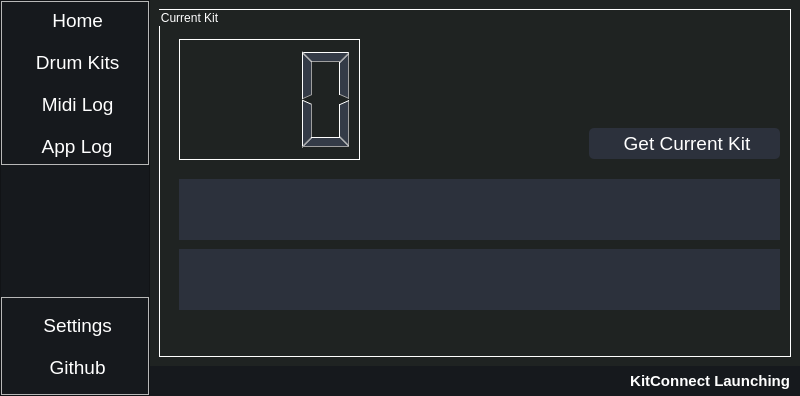
Old version of the form resources/ui/MainWindow.ui in the repository chillfactor032/kitconnect.
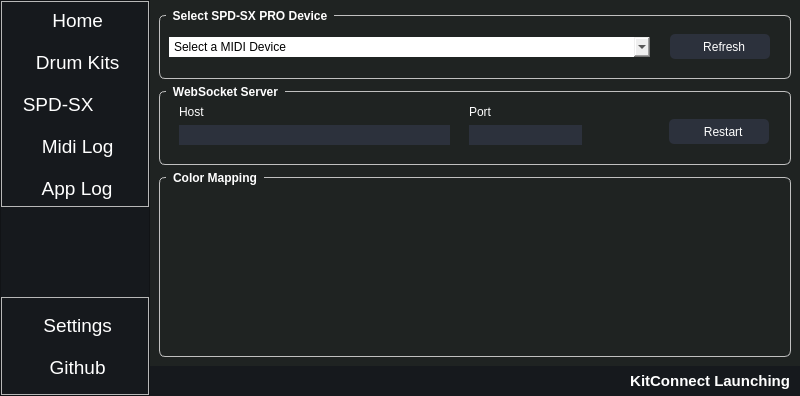
New version of the form. Icons and pictures are not drawn.

The edit to the form file:
```diff
--- a/resources/ui/MainWindow.ui
+++ b/resources/ui/MainWindow.ui
@@ -58,7 +58,7 @@
 	text-align: left;
 	border: none;
 	padding: 5px 0px 5px 0px;
-	border-radius: 10px;
+	border-radius: 5px;
 }
 
 #menuFrame QToolButton:hover {
@@ -89,6 +89,18 @@
 	padding: 0px 0px 0px 5px;
 }
 
+#spdxWidget {
+	background-color: #1f2322;
+}
+
+#spdxWidget QToolButton {
+	background-color: #2c313c;
+	color: #fff;
+	border-radius: 5px;
+	/*border: none;*/
+	padding: 0px 0px 0px 5px;
+}
+
 #kitsWidget {
 	background-color: #1f2322;
 }
@@ -297,6 +309,31 @@
             </property>
            </widget>
           </item>
+          <item>
+           <widget class="QToolButton" name="spdxMenuButton">
+            <property name="font">
+             <font>
+              <pointsize>14</pointsize>
+             </font>
+            </property>
+            <property name="text">
+             <string> SPD-SX</string>
+            </property>
+            <property name="icon">
+             <iconset resource="../../Resources.qrc">
+              <normaloff>:/resources/img/icons/table.svg</normaloff>:/resources/img/icons/table.svg</iconset>
+            </property>
+            <property name="iconSize">
+             <size>
+              <width>24</width>
+              <height>24</height>
+             </size>
+            </property>
+            <property name="toolButtonStyle">
+             <enum>Qt::ToolButtonTextBesideIcon</enum>
+            </property>
+           </widget>
+          </item>
           <item>
            <widget class="QToolButton" name="midiLogMenuButton">
             <property name="sizePolicy">
@@ -523,7 +560,7 @@
              <number>2</number>
             </property>
             <property name="currentIndex">
-             <number>0</number>
+             <number>1</number>
             </property>
             <widget class="QWidget" name="homeWidget">
              <property name="sizePolicy">
@@ -545,6 +582,20 @@
                  <string notr="true">QGroupBox{
 	border: 1px solid white;
 	color: #ffffff;
+}
+
+QGroupBox::title {
+    subcontrol-origin: margin;
+    left: 7px;
+	top: -10ox;
+    padding: 0px 5px 0px 5px;
+}
+
+QGroupBox {
+    font: bold;
+    border: 1px solid silver;
+    border-radius: 6px;
+    margin-top: 6px;
 }</string>
                 </property>
                 <property name="title">
@@ -594,51 +645,11 @@
                   <bool>true</bool>
                  </property>
                 </widget>
-                <widget class="QGroupBox" name="groupBox">
-                 <property name="geometry">
-                  <rect>
-                   <x>20</x>
-                   <y>30</y>
-                   <width>181</width>
-                   <height>121</height>
-                  </rect>
-                 </property>
-                 <property name="title">
-                  <string/>
-                 </property>
-                 <widget class="QLCDNumber" name="kitLCD">
-                  <property name="geometry">
-                   <rect>
-                    <x>0</x>
-                    <y>0</y>
-                    <width>181</width>
-                    <height>121</height>
-                   </rect>
-                  </property>
-                  <property name="styleSheet">
-                   <string notr="true">QLCDNumber {
-	color: #343b47;
-}</string>
-                  </property>
-                  <property name="midLineWidth">
-                   <number>0</number>
-                  </property>
-                  <property name="digitCount">
-                   <number>3</number>
-                  </property>
-                  <property name="mode">
-                   <enum>QLCDNumber::Dec</enum>
-                  </property>
-                  <property name="segmentStyle">
-                   <enum>QLCDNumber::Filled</enum>
-                  </property>
-                 </widget>
-                </widget>
                 <widget class="QToolButton" name="refreshKitDataButton">
                  <property name="geometry">
                   <rect>
                    <x>430</x>
-                   <y>119</y>
+                   <y>310</y>
                    <width>191</width>
                    <height>31</height>
                   </rect>
@@ -682,6 +693,301 @@
                   <enum>Qt::ToolButtonTextBesideIcon</enum>
                  </property>
                 </widget>
+                <widget class="QGroupBox" name="obsGroupBox">
+                 <property name="geometry">
+                  <rect>
+                   <x>20</x>
+                   <y>30</y>
+                   <width>591</width>
+                   <height>121</height>
+                  </rect>
+                 </property>
+                 <property name="styleSheet">
+                  <string notr="true">QGroupBox::title {
+    subcontrol-origin: margin;
+    left: 7px;
+	top: -10ox;
+    padding: 0px 5px 0px 5px;
+}
+
+QGroupBox {
+    font: bold;
+    border: 1px solid silver;
+    border-radius: 6px;
+    margin-top: 6px;
+}</string>
+                 </property>
+                 <property name="title">
+                  <string>OBS Source</string>
+                 </property>
+                 <layout class="QGridLayout" name="gridLayout_3">
+                  <item row="0" column="0">
+                   <widget class="QLabel" name="obs_src_label">
+                    <property name="font">
+                     <font>
+                      <pointsize>20</pointsize>
+                     </font>
+                    </property>
+                    <property name="text">
+                     <string/>
+                    </property>
+                   </widget>
+                  </item>
+                 </layout>
+                </widget>
+               </widget>
+              </item>
+             </layout>
+            </widget>
+            <widget class="QWidget" name="spdxWidget">
+             <layout class="QVBoxLayout" name="verticalLayout_14">
+              <item>
+               <widget class="QGroupBox" name="spdxDeviceGroupBox">
+                <property name="sizePolicy">
+                 <sizepolicy hsizetype="MinimumExpanding" vsizetype="Fixed">
+                  <horstretch>0</horstretch>
+                  <verstretch>0</verstretch>
+                 </sizepolicy>
+                </property>
+                <property name="minimumSize">
+                 <size>
+                  <width>0</width>
+                  <height>70</height>
+                 </size>
+                </property>
+                <property name="styleSheet">
+                 <string notr="true">QGroupBox{
+	border: 1px solid white;
+	color: #ffffff;
+}
+
+QGroupBox::title {
+    subcontrol-origin: margin;
+    left: 7px;
+	top: -10ox;
+    padding: 0px 5px 0px 5px;
+}
+
+QGroupBox {
+    font: bold;
+    border: 1px solid silver;
+    border-radius: 6px;
+    margin-top: 6px;
+}</string>
+                </property>
+                <property name="title">
+                 <string>Select SPD-SX PRO Device</string>
+                </property>
+                <layout class="QHBoxLayout" name="horizontalLayout_6">
+                 <property name="spacing">
+                  <number>20</number>
+                 </property>
+                 <property name="rightMargin">
+                  <number>20</number>
+                 </property>
+                 <item>
+                  <widget class="QComboBox" name="spdxDeviceComboBox">
+                   <property name="sizePolicy">
+                    <sizepolicy hsizetype="MinimumExpanding" vsizetype="Fixed">
+                     <horstretch>0</horstretch>
+                     <verstretch>0</verstretch>
+                    </sizepolicy>
+                   </property>
+                   <property name="minimumSize">
+                    <size>
+                     <width>400</width>
+                     <height>20</height>
+                    </size>
+                   </property>
+                   <item>
+                    <property name="text">
+                     <string>Select a MIDI Device</string>
+                    </property>
+                   </item>
+                  </widget>
+                 </item>
+                 <item>
+                  <widget class="QToolButton" name="refreshSPDXDevicesButton">
+                   <property name="minimumSize">
+                    <size>
+                     <width>100</width>
+                     <height>25</height>
+                    </size>
+                   </property>
+                   <property name="styleSheet">
+                    <string notr="true">QToolButton {
+	border-width: 1px;
+	border-width: 1px;
+	border-width: 1px;
+ 	border-radius: 5px;
+}
+
+QToolButton:pressed
+{
+	border-style:solid;
+	border-width:1px;
+	border-color: #ffffff;
+	margin-left: 3px;
+	margin-top: 3px;
+}</string>
+                   </property>
+                   <property name="text">
+                    <string> Refresh</string>
+                   </property>
+                   <property name="icon">
+                    <iconset resource="../../Resources.qrc">
+                     <normaloff>:/resources/img/icons/refresh-cw.svg</normaloff>:/resources/img/icons/refresh-cw.svg</iconset>
+                   </property>
+                   <property name="toolButtonStyle">
+                    <enum>Qt::ToolButtonTextBesideIcon</enum>
+                   </property>
+                  </widget>
+                 </item>
+                </layout>
+               </widget>
+              </item>
+              <item>
+               <widget class="QGroupBox" name="groupBox">
+                <property name="sizePolicy">
+                 <sizepolicy hsizetype="MinimumExpanding" vsizetype="Fixed">
+                  <horstretch>0</horstretch>
+                  <verstretch>0</verstretch>
+                 </sizepolicy>
+                </property>
+                <property name="minimumSize">
+                 <size>
+                  <width>0</width>
+                  <height>80</height>
+                 </size>
+                </property>
+                <property name="styleSheet">
+                 <string notr="true">QGroupBox{
+	border: 1px solid white;
+	color: #ffffff;
+}
+
+QGroupBox::title {
+    subcontrol-origin: margin;
+    left: 7px;
+	top: -10ox;
+    padding: 0px 5px 0px 5px;
+}
+
+QGroupBox {
+    font: bold;
+    border: 1px solid silver;
+    border-radius: 6px;
+    margin-top: 6px;
+}</string>
+                </property>
+                <property name="title">
+                 <string>WebSocket Server</string>
+                </property>
+                <widget class="QToolButton" name="restartWebsocketButton">
+                 <property name="geometry">
+                  <rect>
+                   <x>510</x>
+                   <y>34</y>
+                   <width>100</width>
+                   <height>25</height>
+                  </rect>
+                 </property>
+                 <property name="minimumSize">
+                  <size>
+                   <width>100</width>
+                   <height>25</height>
+                  </size>
+                 </property>
+                 <property name="text">
+                  <string> Restart</string>
+                 </property>
+                 <property name="icon">
+                  <iconset resource="../../Resources.qrc">
+                   <normaloff>:/resources/img/icons/refresh-cw.svg</normaloff>:/resources/img/icons/refresh-cw.svg</iconset>
+                 </property>
+                 <property name="toolButtonStyle">
+                  <enum>Qt::ToolButtonTextBesideIcon</enum>
+                 </property>
+                </widget>
+                <widget class="QLineEdit" name="lineEdit">
+                 <property name="geometry">
+                  <rect>
+                   <x>20</x>
+                   <y>40</y>
+                   <width>271</width>
+                   <height>20</height>
+                  </rect>
+                 </property>
+                </widget>
+                <widget class="QLineEdit" name="lineEdit_2">
+                 <property name="geometry">
+                  <rect>
+                   <x>310</x>
+                   <y>40</y>
+                   <width>113</width>
+                   <height>20</height>
+                  </rect>
+                 </property>
+                </widget>
+                <widget class="QLabel" name="label_8">
+                 <property name="geometry">
+                  <rect>
+                   <x>20</x>
+                   <y>20</y>
+                   <width>47</width>
+                   <height>13</height>
+                  </rect>
+                 </property>
+                 <property name="text">
+                  <string>Host</string>
+                 </property>
+                </widget>
+                <widget class="QLabel" name="label_9">
+                 <property name="geometry">
+                  <rect>
+                   <x>310</x>
+                   <y>20</y>
+                   <width>47</width>
+                   <height>13</height>
+                  </rect>
+                 </property>
+                 <property name="text">
+                  <string>Port</string>
+                 </property>
+                </widget>
+               </widget>
+              </item>
+              <item>
+               <widget class="QGroupBox" name="groupBox_5">
+                <property name="sizePolicy">
+                 <sizepolicy hsizetype="MinimumExpanding" vsizetype="MinimumExpanding">
+                  <horstretch>0</horstretch>
+                  <verstretch>0</verstretch>
+                 </sizepolicy>
+                </property>
+                <property name="styleSheet">
+                 <string notr="true">QGroupBox{
+	border: 1px solid white;
+	color: #ffffff;
+}
+
+QGroupBox::title {
+    subcontrol-origin: margin;
+    left: 7px;
+	top: -10ox;
+    padding: 0px 5px 0px 5px;
+}
+
+QGroupBox {
+    font: bold;
+    border: 1px solid silver;
+    border-radius: 6px;
+    margin-top: 6px;
+}</string>
+                </property>
+                <property name="title">
+                 <string>Color Mapping</string>
+                </property>
                </widget>
               </item>
              </layout>
```
Left out of the diff: 58 changed lines with no effect on the pictures.
